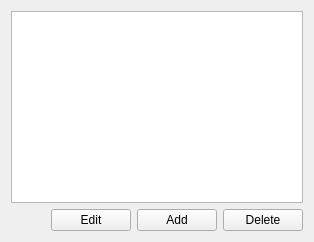
First picture: the form in src/ui/yourwebsearchestab.ui, repository giosali/rafiki, before the edit.
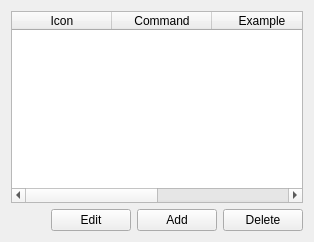
Second picture: the form after the edit.

Commit message: Move column names to ui file for translation

The edit to the form file:
```diff
--- a/src/ui/yourwebsearchestab.ui
+++ b/src/ui/yourwebsearchestab.ui
@@ -5,9 +5,15 @@
     <layout class="QVBoxLayout">
       <item>
         <widget class="QTableWidget" name="table">
+          <attribute name="verticalHeaderVisible">
+            <bool>false</bool>
+          </attribute>
           <property name="alternatingRowColors">
             <bool>true</bool>
           </property>
+          <property name="columnCount">
+            <number>4</number>
+          </property>
           <property name="editTriggers">
             <set>QAbstractItemView::NoEditTriggers</set>
           </property>
@@ -20,6 +26,26 @@
           <property name="selectionMode">
             <enum>QAbstractItemView::SingleSelection</enum>
           </property>
+          <column>
+            <property name="text">
+              <string>Icon</string>
+            </property>
+          </column>
+          <column>
+            <property name="text">
+              <string>Command</string>
+            </property>
+          </column>
+          <column>
+            <property name="text">
+              <string>Example</string>
+            </property>
+          </column>
+          <column>
+            <property name="text">
+              <string>Enabled</string>
+            </property>
+          </column>
         </widget>
       </item>
       <item>
```
The commit also changes 4 other files.
